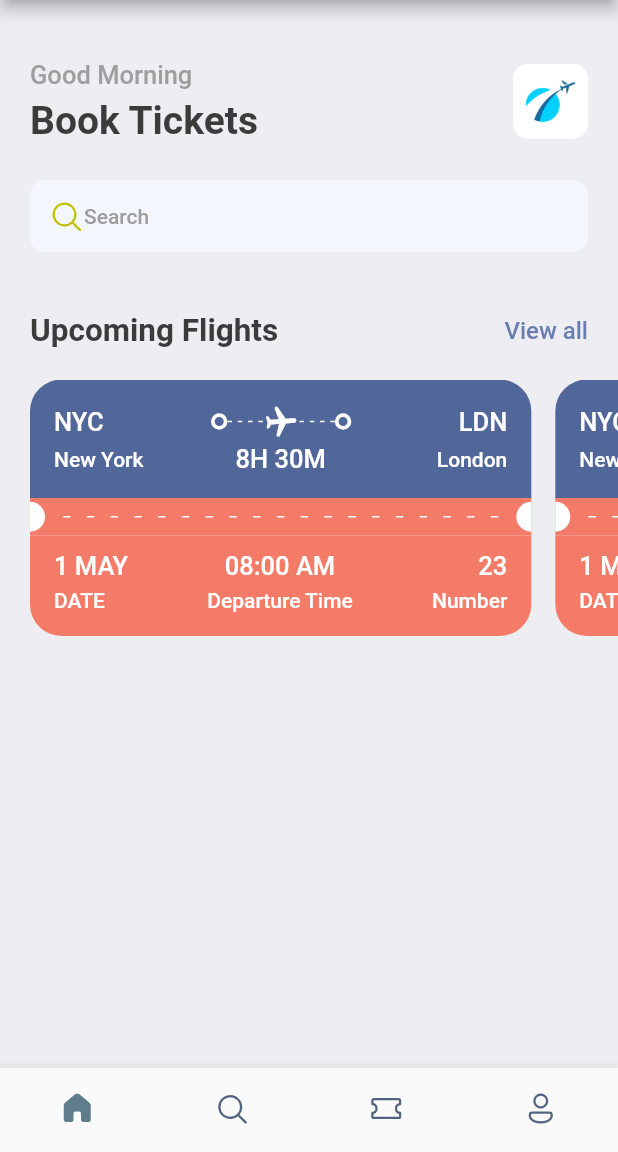
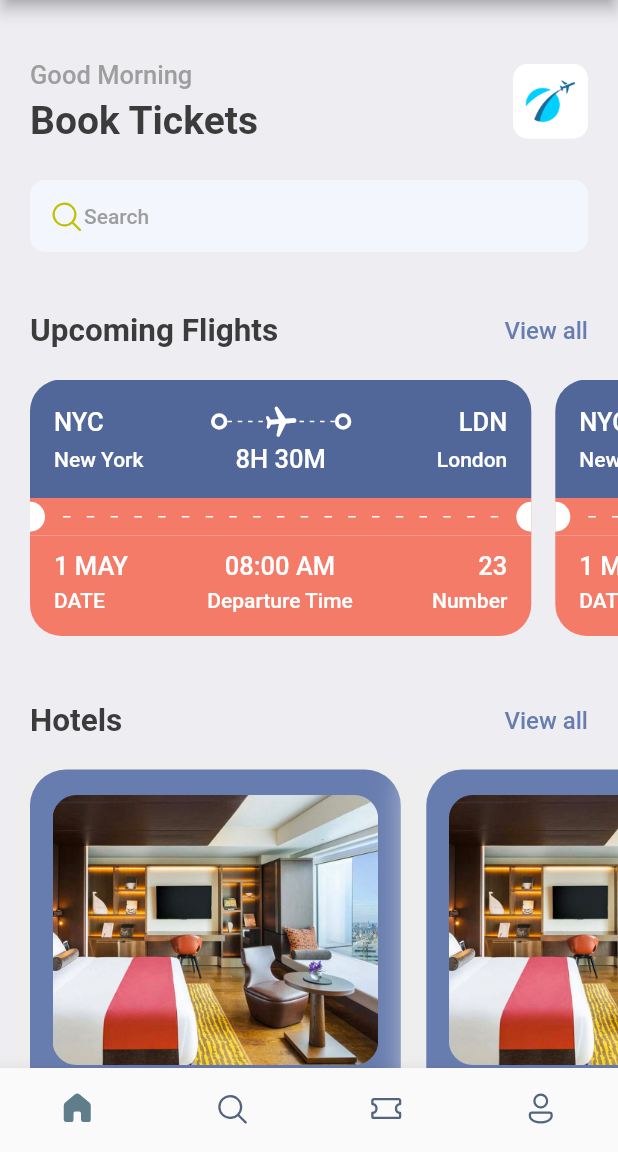
Before and after one commit to watacodes/flight_booking_app, a Flutter app: the screen it shows after launch, on a phone screen of 412 x 824 dp, the part 84-1236 px from its top. Run offline on Flutter 3.47's test engine with Material 2 defaults, Android fonts, the phone set to English and light mode, and no system bars; our stand-ins replace fluentui_icons, gap.

Commit message:
Added hotels' info with images and price tags. Going to use app_info_list to get the hotels' info eventually.

```diff
--- a/lib/screens/home_screen.dart
+++ b/lib/screens/home_screen.dart
@@ -1,3 +1,4 @@
+import 'package:flight_booking_app/screens/hotel_screen.dart';
 import 'package:flight_booking_app/screens/ticket_view.dart';
 import 'package:fluentui_icons/fluentui_icons.dart';
 import 'package:flutter/material.dart';
@@ -84,12 +85,12 @@ class HomeScreen extends StatelessWidget {
                       child: Text(
                         'View all',
                         style: Styles.textStyle.copyWith(
-                          color: Styles.primariColor,
+                          color: Styles.primaryColor,
                         ),
                       ),
                     ),
                   ],
-                )
+                ),
               ],
             ),
           ),
@@ -104,6 +105,45 @@ class HomeScreen extends StatelessWidget {
               ],
             ),
           ),
+          const Gap(15),
+          Container(
+            padding: const EdgeInsets.symmetric(
+              horizontal: 20,
+            ),
+            child: Row(
+              mainAxisAlignment: MainAxisAlignment.spaceBetween,
+              children: [
+                Text(
+                  'Hotels',
+                  style: Styles.headLineStyle2,
+                ),
+                InkWell(
+                  onTap: (() {
+                    print('You are tapped');
+                  }),
+                  child: Text(
+                    'View all',
+                    style: Styles.textStyle.copyWith(
+                      color: Styles.primaryColor,
+                    ),
+                  ),
+                ),
+              ],
+            ),
+          ),
+          const Gap(15),
+          SingleChildScrollView(
+            scrollDirection: Axis.horizontal,
+            padding: const EdgeInsets.only(left: 20),
+            child: Row(
+              children: [
+                HotelScreen(),
+                HotelScreen(),
+                HotelScreen(),
+                HotelScreen(),
+              ],
+            ),
+          ),
         ],
       ),
     );
--- /dev/null
+++ b/lib/screens/hotel_screen.dart
@@ -0,0 +1,73 @@
+import 'package:flight_booking_app/utils/app_styles.dart';
+import 'package:flutter/src/widgets/container.dart';
+import 'package:flutter/src/widgets/framework.dart';
+import 'package:flutter/cupertino.dart';
+import 'package:flutter/material.dart';
+import 'package:gap/gap.dart';
+
+import '../utils/app_layout.dart';
+import '../utils/app_styles.dart';
+
+class HotelScreen extends StatelessWidget {
+  const HotelScreen({super.key});
+
+  @override
+  Widget build(BuildContext context) {
+    final size = AppLayout.getSize(context);
+    return Container(
+      width: size.width * 0.6,
+      padding: const EdgeInsets.symmetric(
+        horizontal: 15,
+        vertical: 17,
+      ),
+      margin: const EdgeInsets.only(
+        right: 17,
+        top: 5,
+      ),
+      decoration: BoxDecoration(
+        color: Styles.primaryColor,
+        borderRadius: BorderRadius.circular(24),
+        boxShadow: [
+          BoxShadow(
+            color: Colors.grey.shade200,
+            blurRadius: 20,
+            spreadRadius: 10,
+          ),
+        ],
+      ),
+      height: 350,
+      child: Column(
+        children: [
+          Container(
+            height: 180,
+            decoration: BoxDecoration(
+              borderRadius: BorderRadius.circular(16),
+              color: Styles.primaryColor,
+              image: DecorationImage(
+                fit: BoxFit.cover,
+                image: AssetImage("assets/images/one.png"),
+              ),
+            ),
+          ),
+          const Gap(10),
+          Text(
+            'Open Space',
+            style: Styles.headLineStyle2.copyWith(
+              color: Styles.kakiColor,
+            ),
+          ),
+          const Gap(5),
+          Text(
+            'London',
+            style: Styles.headLineStyle3.copyWith(color: Colors.white),
+          ),
+          const Gap(8),
+          Text(
+            '\$40/night',
+            style: Styles.headLineStyle1.copyWith(color: Styles.kakiColor),
+          ),
+        ],
+      ),
+    );
+  }
+}
--- /dev/null
+++ b/lib/utils/app_info_list.dart
@@ -0,0 +1,20 @@
+List<Map<String, dynamic>> hotelList = [
+  {
+    'image': 'one.png',
+    'place': 'Astor Hyde Park',
+    'destination': 'London',
+    'price': 25
+  },
+  {
+    'image': 'two.png',
+    'place': 'The Tower Hotel',
+    'destination': 'London',
+    'price': 160
+  },
+  {
+    'image': 'three.png',
+    'place': 'Burj Khalifa',
+    'destination': 'London',
+    'price': 250
+  },
+];
--- a/lib/utils/app_styles.dart
+++ b/lib/utils/app_styles.dart
@@ -3,10 +3,11 @@ import 'package:flutter/material.dart';
 Color primary = const Color(0xFF687daf);
 
 class Styles {
-  static Color primariColor = primary;
+  static Color primaryColor = primary;
   static Color textColor = const Color(0xFF3b3b3b);
   static Color bgColor = const Color(0xFFeeedf2);
   static Color orangeColor = const Color(0xFFF37B67);
+  static Color kakiColor = const Color(0xFFd2bdb6);
   static TextStyle textStyle =
       TextStyle(fontSize: 16, color: textColor, fontWeight: FontWeight.w500);
   static TextStyle headLineStyle1 =
```
